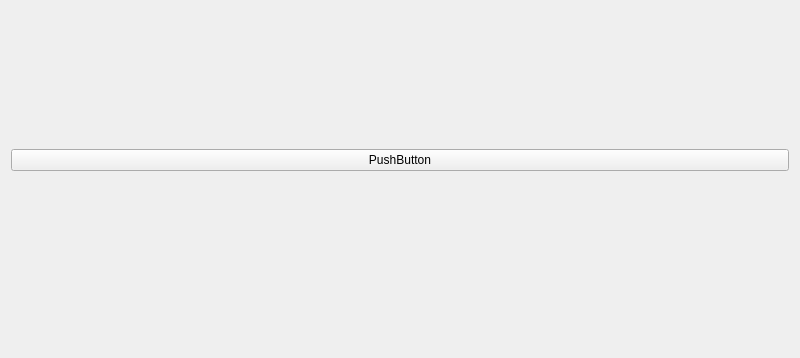
41343206/Qt_HelloWorld_3, file designwidget.ui: the form before one commit; both pictures show x 0 to 800 and y 242 to 600 of the 800 by 600 pixel window.
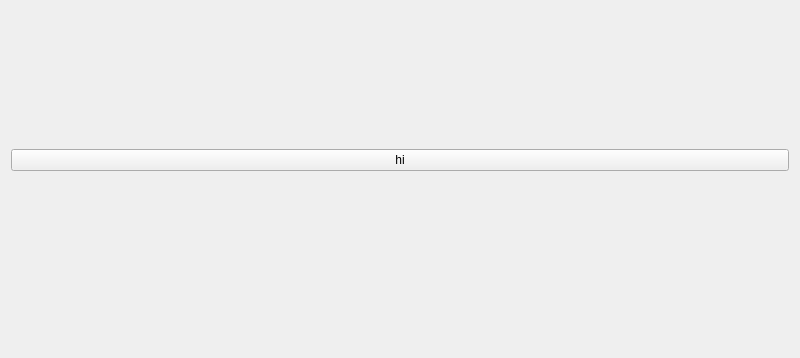
The form after the commit.

Patch:
```diff
--- a/designwidget.ui
+++ b/designwidget.ui
@@ -24,7 +24,7 @@
    <item>
     <widget class="QPushButton" name="pushButton_2">
      <property name="text">
-      <string>PushButton</string>
+      <string>hi</string>
      </property>
     </widget>
    </item>
```
